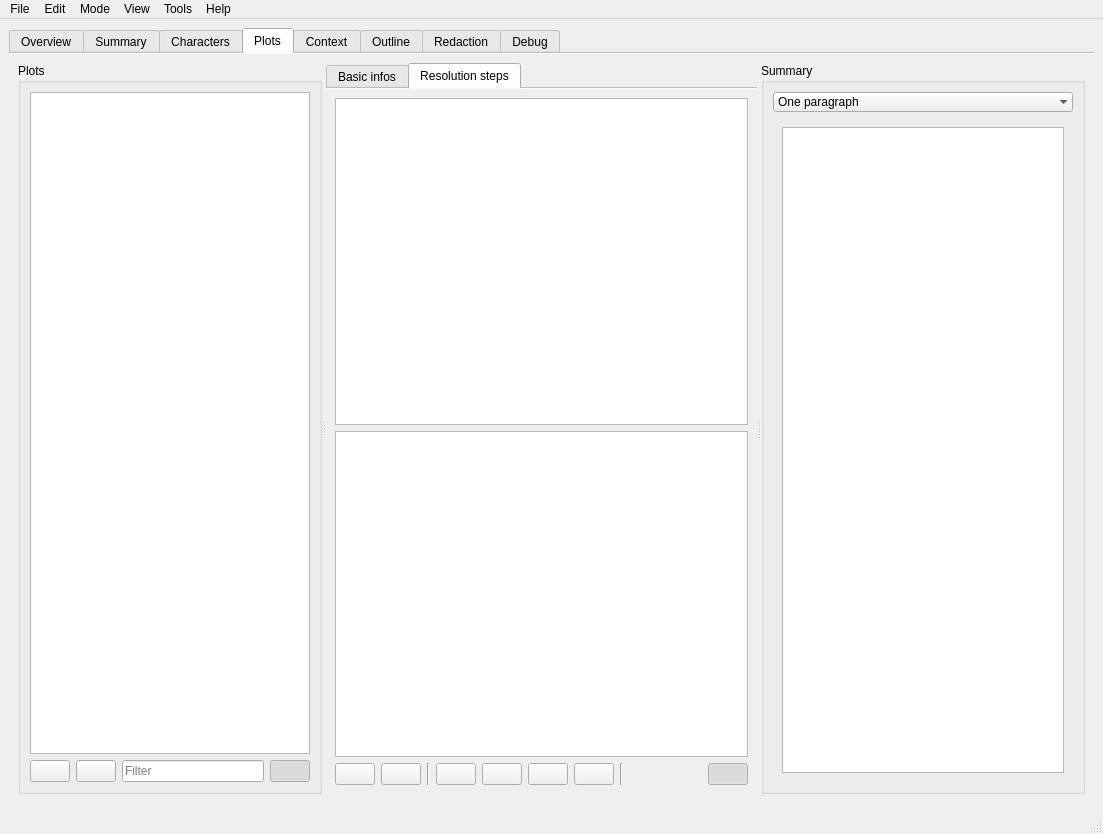
The window that src/ui/mainWindow.ui (olivierkes/manuskript) describes before a commit, drawn with Qt 5.
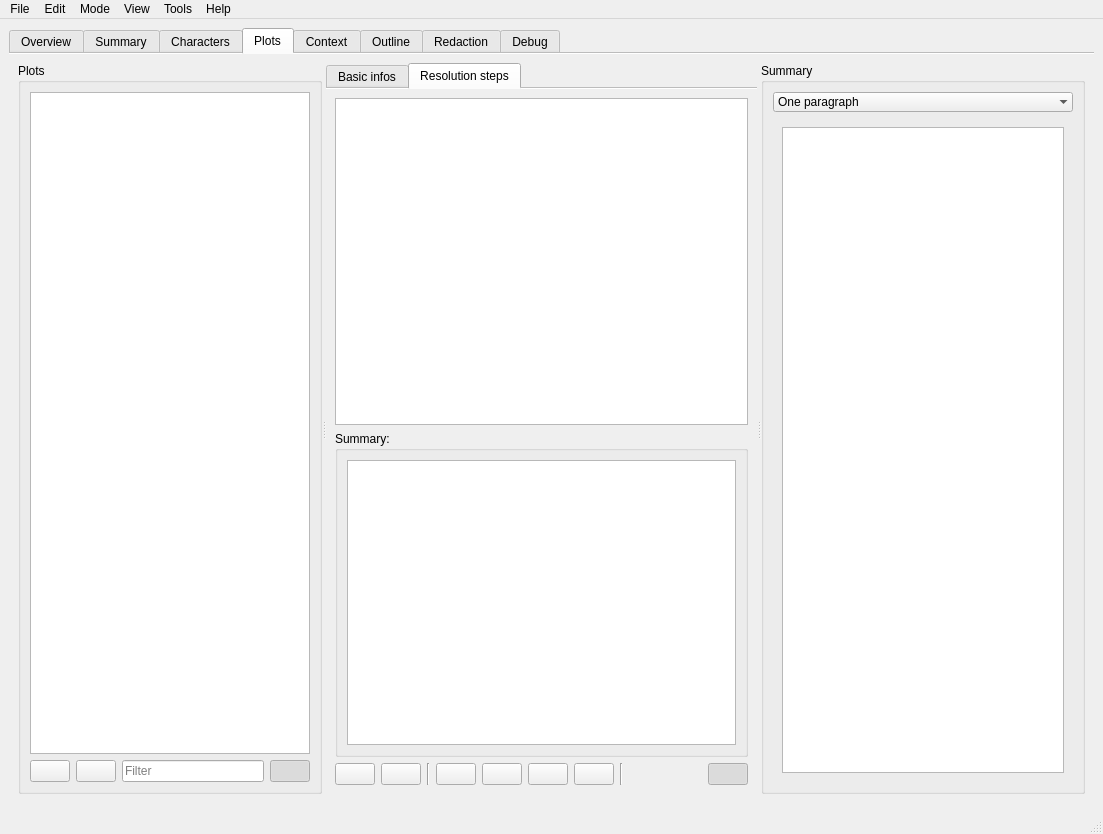
The same window after the commit. The open tabs and pages were chosen to show the change. Icons and pictures are not drawn. Custom widgets are drawn as their Qt base class.

Patch:
```diff
--- a/src/ui/mainWindow.ui
+++ b/src/ui/mainWindow.ui
@@ -1137,7 +1137,7 @@
             <attribute name="title">
              <string>Resolution steps</string>
             </attribute>
-            <layout class="QVBoxLayout" name="verticalLayout_11">
+            <layout class="QVBoxLayout" name="verticalLayout_28">
              <item>
               <widget class="QListView" name="lstSubPlots">
                <property name="dragDropMode">
@@ -1149,7 +1149,16 @@
               </widget>
              </item>
              <item>
-              <widget class="textEditView" name="txtSubPlotSummary"/>
+              <widget class="QGroupBox" name="grpSubPlotSummary">
+               <property name="title">
+                <string>Summary:</string>
+               </property>
+               <layout class="QVBoxLayout" name="verticalLayout_11">
+                <item>
+                 <widget class="textEditView" name="txtSubPlotSummary"/>
+                </item>
+               </layout>
+              </widget>
              </item>
              <item>
               <layout class="QHBoxLayout" name="horizontalLayout_17">
@@ -2244,6 +2253,11 @@
    <header>ui.views.basicItemView.h</header>
    <container>1</container>
   </customwidget>
+  <customwidget>
+   <class>plotListView</class>
+   <extends>QListWidget</extends>
+   <header>ui.views.plotListView.h</header>
+  </customwidget>
  </customwidgets>
  <resources/>
  <connections>
```
Left out of the diff: 168 changed lines with no effect on the pictures.
